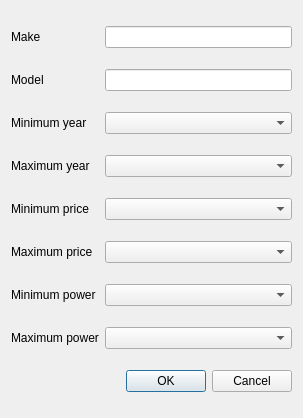
Qt form filterinputdialog.ui (Jantero93/Qt_Harkka) before a commit.
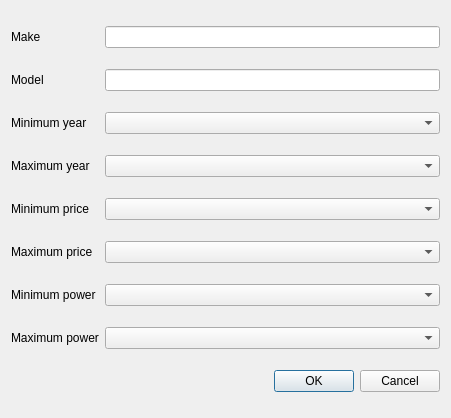
The same form after that commit.

Patch:
```diff
--- a/filterinputdialog.ui
+++ b/filterinputdialog.ui
@@ -6,7 +6,7 @@
    <rect>
     <x>0</x>
     <y>0</y>
-    <width>303</width>
+    <width>451</width>
     <height>418</height>
    </rect>
   </property>
```
Left out of the diff: 10 changed lines with no effect on the pictures.
